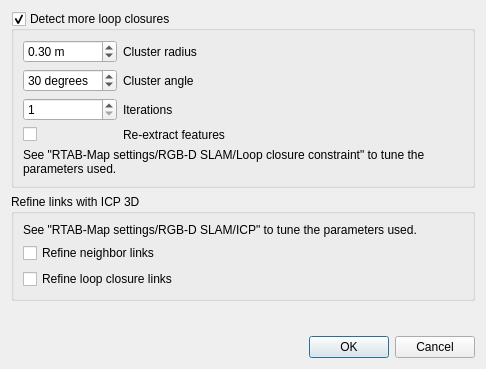
First picture: the form in guilib/src/ui/postProcessingDialog.ui, repository introlab/rtabmap, before the edit.
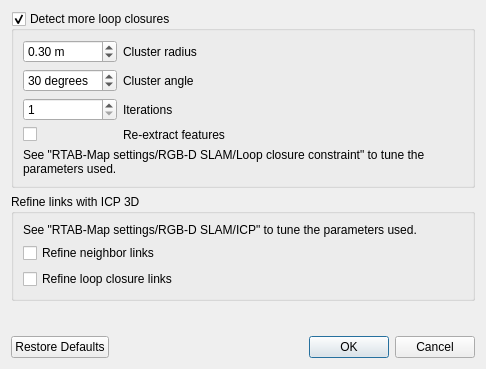
Second picture: the form after the edit. Icons and pictures are not drawn.

Commit message: Added "Restaure defaults" buttons to ExportClouds and PostProcessing dialogs

Diff of the .ui file:
```diff
--- a/guilib/src/ui/postProcessingDialog.ui
+++ b/guilib/src/ui/postProcessingDialog.ui
@@ -206,7 +206,7 @@
       <enum>Qt::Horizontal</enum>
      </property>
      <property name="standardButtons">
-      <set>QDialogButtonBox::Cancel|QDialogButtonBox::Ok</set>
+      <set>QDialogButtonBox::Cancel|QDialogButtonBox::Ok|QDialogButtonBox::RestoreDefaults</set>
      </property>
     </widget>
    </item>
```
The commit also changes 5 other files.
